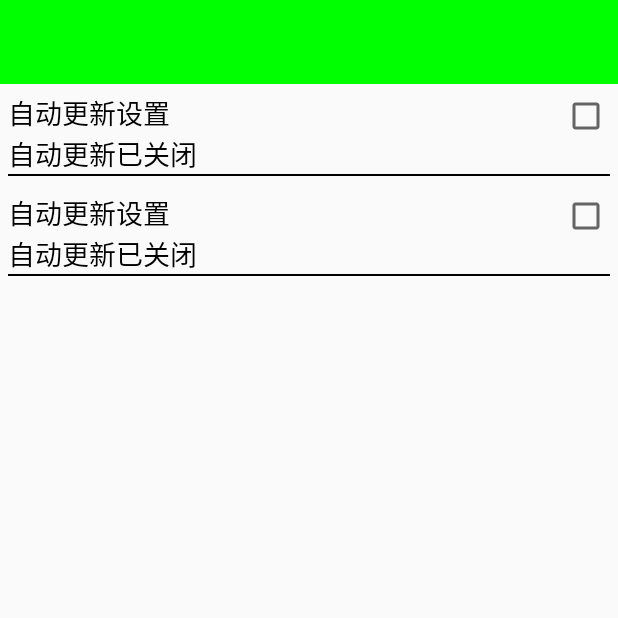
After one commit to benliben/SAFE, an Android app: the SettingActivity screen opened directly, with no data from a screen before it, on a phone screen of 412 x 824 dp, the top half of it. The commit adds this screen. Run offline under Robolectric (Android 15) with nearby library versions, the phone set to English and light mode, and no system bars.

Commit message:
添加了home界面中的设置的第一个基本功能的点击响应事件（自动更新设置）

```diff
--- a/app/src/main/AndroidManifest.xml
+++ b/app/src/main/AndroidManifest.xml
@@ -19,6 +19,7 @@
             </intent-filter>
         </activity>
         <activity android:name=".ui.activity.HomeActivity"></activity>
+        <activity android:name=".ui.activity.SettingActivity"></activity>
     </application>
 
 </manifest>
--- /dev/null
+++ b/app/src/main/java/com/android/benben/safe/ui/activity/SettingActivity.java
@@ -0,0 +1,40 @@
+package com.android.benben.safe.ui.activity;
+
+import android.os.Bundle;
+import android.support.annotation.Nullable;
+import android.view.View;
+
+import com.android.benben.safe.R;
+import com.android.benben.safe.view.SettingItemView;
+
+/**
+ * Created by LiYuanxiong on 2016/8/1 15:34.
+ * Desribe:
+ */
+public class SettingActivity extends BaseActivity {
+
+    @Override
+    protected void onCreate(@Nullable Bundle savedInstanceState) {
+        super.onCreate(savedInstanceState);
+        setContentView(R.layout.activity_setting);
+        initUpdate();
+    }
+
+    private void initUpdate() {
+        final SettingItemView siv_update = (SettingItemView) findViewById(R.id.siv_update);
+        siv_update.setOnClickListener(new View.OnClickListener() {
+            @Override
+            public void onClick(View v) {
+                /*获取当前的状态*/
+                boolean isCheck = siv_update.isCheck();
+                /*将原有的状态取反*/
+                siv_update.setCheck(!isCheck);
+
+
+            }
+        });
+
+    }
+
+
+}
--- /dev/null
+++ b/app/src/main/java/com/android/benben/safe/view/SettingItemView.java
@@ -0,0 +1,67 @@
+package com.android.benben.safe.view;
+
+import android.content.Context;
+import android.util.AttributeSet;
+import android.view.View;
+import android.widget.CheckBox;
+import android.widget.RelativeLayout;
+import android.widget.TextView;
+
+import com.android.benben.safe.R;
+
+/**
+ * Created by LiYuanxiong on 2016/8/1 15:55.
+ * Desribe:
+ */
+public class SettingItemView extends RelativeLayout{
+    private final CheckBox cd_box;
+    private final TextView tv_des;
+    private final TextView tv_title;
+
+    public SettingItemView(Context context) {
+//        super(context);
+        this(context, null);
+    }
+
+    public SettingItemView(Context context, AttributeSet attrs) {
+        this(context, attrs,0);
+    }
+
+    public SettingItemView(Context context, AttributeSet attrs, int defStyleAttr) {
+        super(context, attrs, defStyleAttr);
+        /*将设置界面的一个条目转换成view对象,直接添加当前settingItemView对应的View中*/
+        View.inflate(context, R.layout.setting_item_view, this);
+
+        /*自定义组合控件的描述*/
+         tv_title = (TextView) findViewById(R.id.tv_title);
+        tv_des = (TextView) findViewById(R.id.tv_des);
+         cd_box = (CheckBox) findViewById(R.id.cb_box);
+
+    }
+
+    /**
+     *判断是否开启的方法
+     * @return 返回当前settingItemView是否选中状态 true开启
+     */
+
+    public boolean isCheck() {
+        /*由checkBox的选中结果，决定当前条目是否开启*/
+        return cd_box.isChecked();
+
+    }
+
+    /**
+     *
+     * @param isCheck  是否作为开启的变量，由点击过程中去做传递
+     */
+    public void setCheck(boolean isCheck) {
+        /*当前条目在选择过程中，cb_box选中状态也跟随变化*/
+        cd_box.setChecked(isCheck);
+        if (isCheck) {
+            tv_des.setText("自动更新已开启");
+        }else {
+            tv_des.setText("自动更新已关闭");
+        }
+
+    }
+}
--- /dev/null
+++ b/app/src/main/res/layout/activity_setting.xml
@@ -0,0 +1,19 @@
+<?xml version="1.0" encoding="utf-8"?>
+<LinearLayout xmlns:android="http://schemas.android.com/apk/res/android"
+    android:orientation="vertical" android:layout_width="match_parent"
+    android:layout_height="match_parent">
+
+    <!--将以下的相对布局 抽取到单独的一个类中去管理，以后只需要在布局文件中添加此类 即可达到以下效果-->
+
+    <TextView
+        style="@style/TitleStyle" />
+
+    <com.android.benben.safe.view.SettingItemView
+        android:id="@+id/siv_update"
+        android:layout_width="match_parent"
+        android:layout_height="wrap_content"/>
+    <com.android.benben.safe.view.SettingItemView
+        android:layout_width="match_parent"
+        android:layout_height="wrap_content"/>
+
+</LinearLayout>
--- /dev/null
+++ b/app/src/main/res/layout/setting_item_view.xml
@@ -0,0 +1,44 @@
+<?xml version="1.0" encoding="utf-8"?>
+<LinearLayout xmlns:android="http://schemas.android.com/apk/res/android"
+    android:layout_width="match_parent"
+    android:layout_height="wrap_content"
+    android:orientation="vertical">
+
+    <RelativeLayout
+        android:layout_width="match_parent"
+        android:layout_height="wrap_content"
+        android:padding="5dp">
+        <TextView
+            android:id="@+id/tv_title"
+            android:layout_width="wrap_content"
+            android:layout_height="wrap_content"
+            android:text="自动更新设置"
+            android:textColor="#000"
+            android:textSize="18sp" />
+        <TextView
+            android:id="@+id/tv_des"
+            android:layout_width="wrap_content"
+            android:layout_height="wrap_content"
+            android:layout_below="@+id/tv_title"
+            android:text="自动更新已关闭"
+            android:textColor="#000"
+            android:textSize="18sp" />
+        <!-- android:clickable="false"
+            android:focusable="false"
+            android:focusableInTouchMode="false"
+            当前的checkBox不能被点击，即不能相应事件-->
+        <CheckBox
+            android:clickable="false"
+            android:focusable="false"
+            android:focusableInTouchMode="false"
+            android:id="@+id/cb_box"
+            android:layout_width="wrap_content"
+            android:layout_height="wrap_content"
+            android:layout_alignParentRight="true" />
+        <View
+            android:layout_width="match_parent"
+            android:layout_height="1sp"
+            android:layout_below="@+id/tv_des"
+            android:background="#000" />
+    </RelativeLayout>
+</LinearLayout>
```
Also changed, not shown: app/src/main/java/com/android/benben/safe/ui/activity/HomeActivity.java (+55 -21 lines), app/src/main/java/com/android/benben/safe/ui/adapter/HomeAdapter.java (+23 -19 lines), app/src/main/java/com/android/benben/safe/utils/SpUtils.java (added, +40 -0 lines), app/src/main/res/layout/i_home.xml (+11 -1 lines).
